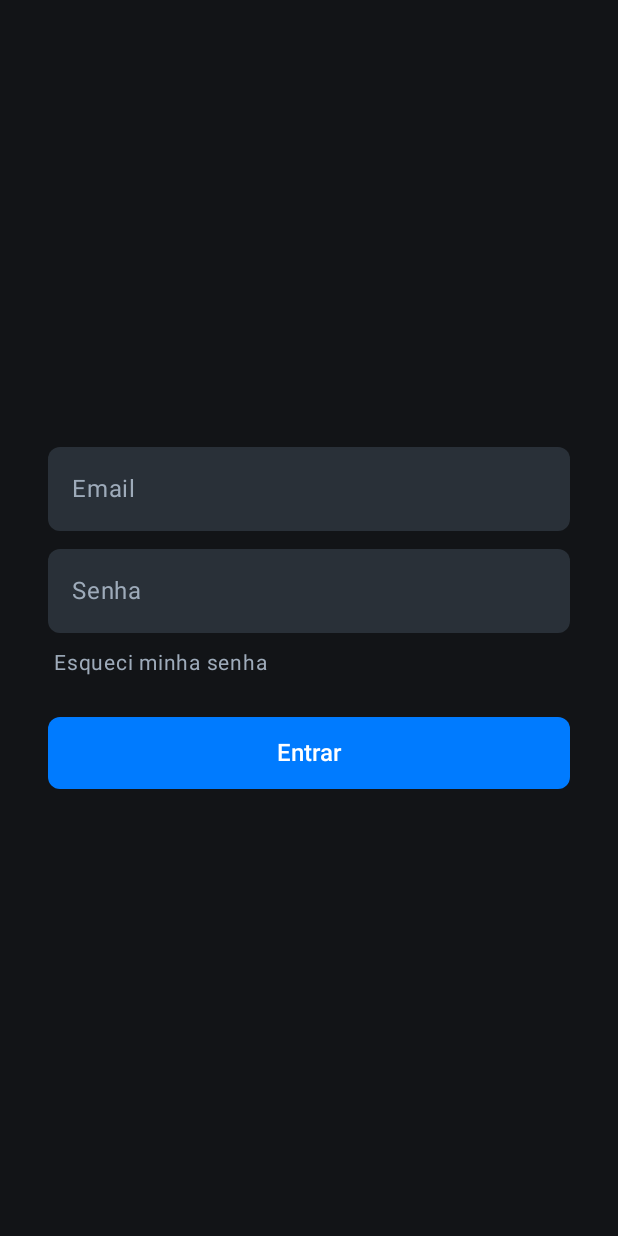
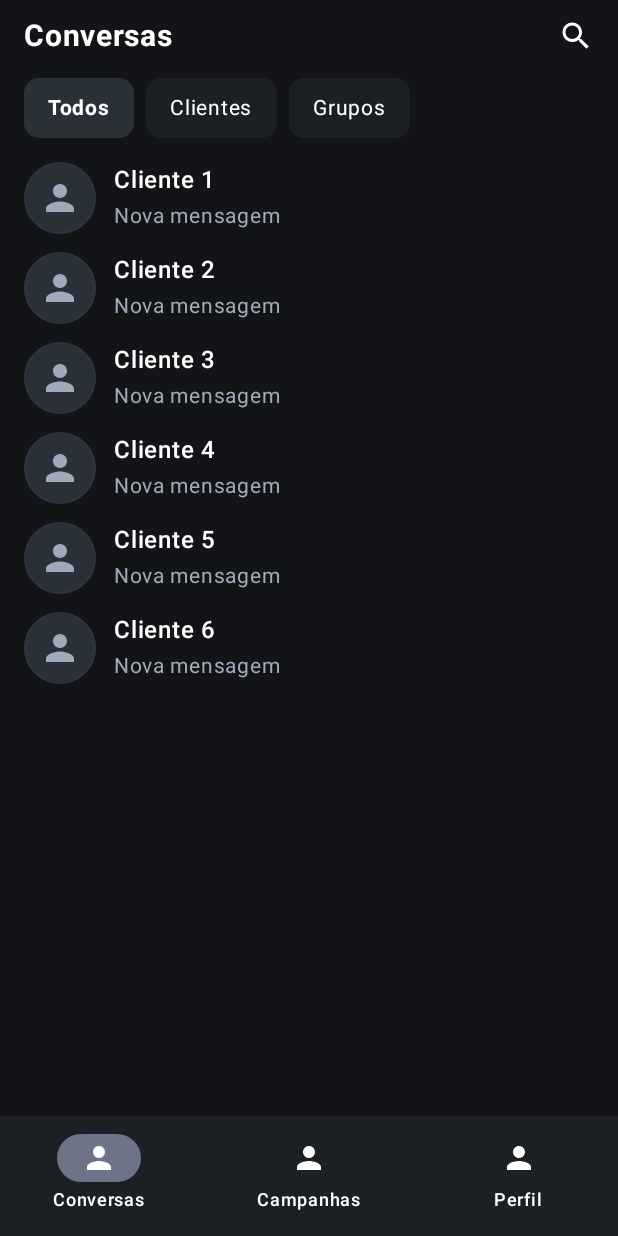
Before and after one commit to RaphaelSouzaFranco/WTC-Challenge, an Android app built with Jetpack Compose: the screen it shows after launch (MainActivity), after a tap on "Entrar", on a phone screen of 412 x 824 dp. Run offline under Robolectric (Android 15) with nearby library versions, the phone set to English and light mode, and no system bars.

Commit message:
Feature:MessagesScreen e Componentização

```diff
--- a/app/src/main/java/com/example/wtcchallenge/MainActivity.kt
+++ b/app/src/main/java/com/example/wtcchallenge/MainActivity.kt
@@ -16,6 +16,7 @@ import androidx.navigation.compose.NavHost
 import androidx.navigation.compose.composable
 import androidx.navigation.compose.rememberNavController
 import com.example.wtcchallenge.composables.LoginScreen
+import com.example.wtcchallenge.composables.MessagesScreen
 import com.example.wtcchallenge.composables.Screen
 import com.example.wtcchallenge.ui.theme.WTCChallengeTheme
 
@@ -42,8 +43,11 @@ fun WTCApp(modifier: Modifier = Modifier) {
     NavHost(navController= nav, startDestination = Screen.Login.route,modifier=modifier) {
         composable(Screen.Login.route){
             LoginScreen(
-                onLogin = {nav.navigate(Screen.Profile.route)}
+                onLogin = {nav.navigate(Screen.Messages.route)}
             )
+        }
+        composable(Screen.Messages.route){
+            MessagesScreen(navController = nav)
         }
     }
 
--- /dev/null
+++ b/app/src/main/java/com/example/wtcchallenge/composables/BottomNavigationBar.kt
@@ -0,0 +1,57 @@
+package com.example.wtcchallenge.composables
+
+import androidx.compose.material.icons.Icons
+import androidx.compose.material.icons.filled.Person
+import androidx.compose.material3.Icon
+import androidx.compose.material3.NavigationBar
+import androidx.compose.material3.NavigationBarItem
+import androidx.compose.material3.Text
+import androidx.compose.runtime.Composable
+import androidx.compose.ui.graphics.Color
+import androidx.navigation.NavController
+
+@Composable
+fun BottomNavigationBar(navController: NavController, currentRoute: String) {
+    NavigationBar(
+        containerColor = Color(0xFF1C1F24)
+    ) {
+        NavigationBarItem(
+            selected = currentRoute == Screen.Messages.route,
+            onClick = { navController.navigate(Screen.Messages.route) },
+            icon = {
+                Icon(
+                    imageVector = Icons.Default.Person, // Substituir por ícone de "chat"
+                    contentDescription = "Conversas",
+                    tint = Color.White
+                )
+            },
+            label = { Text("Conversas", color = Color.White) }
+        )
+
+        NavigationBarItem(
+            selected = currentRoute == Screen.Campaign.route,
+            onClick = { navController.navigate(Screen.Campaign.route) },
+            icon = {
+                Icon(
+                    imageVector = Icons.Default.Person, // Placeholder
+                    contentDescription = "Campanhas",
+                    tint = Color.White
+                )
+            },
+            label = { Text("Campanhas", color = Color.White) }
+        )
+
+        NavigationBarItem(
+            selected = currentRoute == Screen.Profile.route,
+            onClick = { navController.navigate(Screen.Profile.route) },
+            icon = {
+                Icon(
+                    imageVector = Icons.Default.Person,
+                    contentDescription = "Perfil",
+                    tint = Color.White
+                )
+            },
+            label = { Text("Perfil", color = Color.White) }
+        )
+    }
+}
--- /dev/null
+++ b/app/src/main/java/com/example/wtcchallenge/composables/ConversationItem.kt
@@ -0,0 +1,68 @@
+package com.example.wtcchallenge.composables
+
+import androidx.compose.foundation.background
+import androidx.compose.foundation.border
+import androidx.compose.foundation.clickable
+import androidx.compose.foundation.layout.Box
+import androidx.compose.foundation.layout.Column
+import androidx.compose.foundation.layout.Row
+import androidx.compose.foundation.layout.Spacer
+import androidx.compose.foundation.layout.fillMaxWidth
+import androidx.compose.foundation.layout.size
+import androidx.compose.foundation.layout.width
+import androidx.compose.foundation.shape.CircleShape
+import androidx.compose.material.icons.Icons
+import androidx.compose.material.icons.filled.Person
+import androidx.compose.material3.Icon
+import androidx.compose.material3.Text
+import androidx.compose.runtime.Composable
+import androidx.compose.ui.Alignment
+import androidx.compose.ui.Modifier
+import androidx.compose.ui.draw.clip
+import androidx.compose.ui.graphics.Color
+import androidx.compose.ui.text.font.FontWeight
+import androidx.compose.ui.unit.dp
+import androidx.compose.ui.unit.sp
+
+@Composable
+fun ConversationItem(name: String) {
+    Row(
+        modifier = Modifier
+            .fillMaxWidth()
+            .clickable { /* ação futura */ },
+        verticalAlignment = Alignment.CenterVertically
+    ) {
+        // Placeholder circular para imagem do cliente
+        Box(
+            modifier = Modifier
+                .size(48.dp)
+                .clip(CircleShape)
+                .background(Color(0xFF293038))
+                .border(1.dp, Color(0xFF2F3540), CircleShape),
+            contentAlignment = Alignment.Center
+        ) {
+            Icon(
+                imageVector = Icons.Default.Person,
+                contentDescription = "Avatar",
+                tint = Color(0xFF9EABBA),
+                modifier = Modifier.size(28.dp)
+            )
+        }
+
+        Spacer(modifier = Modifier.width(12.dp))
+
+        Column {
+            Text(
+                text = name,
+                color = Color.White,
+                fontWeight = FontWeight.SemiBold,
+                fontSize = 16.sp
+            )
+            Text(
+                text = "Nova mensagem",
+                color = Color(0xFF9EABBA),
+                fontSize = 14.sp
+            )
+        }
+    }
+}
--- /dev/null
+++ b/app/src/main/java/com/example/wtcchallenge/composables/MessagesScreen.kt
@@ -0,0 +1,118 @@
+package com.example.wtcchallenge.composables
+
+import androidx.compose.foundation.background
+import androidx.compose.foundation.border
+import androidx.compose.foundation.clickable
+import androidx.compose.foundation.layout.*
+import androidx.compose.foundation.lazy.LazyColumn
+import androidx.compose.foundation.lazy.items
+import androidx.compose.foundation.shape.CircleShape
+import androidx.compose.foundation.shape.RoundedCornerShape
+import androidx.compose.material.icons.Icons
+import androidx.compose.material.icons.filled.Person
+import androidx.compose.material.icons.filled.Search
+import androidx.compose.material3.*
+import androidx.compose.runtime.*
+import androidx.compose.ui.Alignment
+import androidx.compose.ui.Modifier
+import androidx.compose.ui.draw.clip
+import androidx.compose.ui.graphics.Color
+import androidx.compose.ui.text.font.FontWeight
+import androidx.compose.ui.text.input.TextFieldValue
+import androidx.compose.ui.unit.dp
+import androidx.compose.ui.unit.sp
+import androidx.compose.ui.tooling.preview.Preview
+import androidx.navigation.NavController
+import androidx.navigation.compose.rememberNavController
+import com.example.wtcchallenge.ui.theme.WTCChallengeTheme
+
+@Composable
+fun MessagesScreen(navController: NavController) {
+    var selectedFilter by remember { mutableStateOf("Todos") }
+    var searchQuery by remember { mutableStateOf(TextFieldValue("")) }
+
+    val clientes = listOf(
+        "Cliente 1", "Cliente 2", "Cliente 3", "Cliente 4", "Cliente 5", "Cliente 6"
+    )
+
+    val filteredList = clientes.filter {
+        it.contains(searchQuery.text, ignoreCase = true)
+    }
+
+    Scaffold(
+        containerColor = Color(0xFF121417),
+        bottomBar = {
+            BottomNavigationBar(
+                navController = navController,
+                currentRoute = Screen.Messages.route
+            )
+        }
+    ) { innerPadding ->
+        Column(
+            modifier = Modifier
+                .fillMaxSize()
+                .padding(innerPadding)
+                .padding(horizontal = 16.dp)
+        ) {
+            Spacer(modifier = Modifier.height(12.dp))
+
+            Row(
+                modifier = Modifier.fillMaxWidth(),
+                verticalAlignment = Alignment.CenterVertically,
+                horizontalArrangement = Arrangement.SpaceBetween
+            ) {
+                Text(
+                    text = "Conversas",
+                    color = Color.White,
+                    fontSize = 20.sp,
+                    fontWeight = FontWeight.Bold
+                )
+                Icon(
+                    imageVector = Icons.Default.Search,
+                    contentDescription = "Buscar",
+                    tint = Color.White,
+                    modifier = Modifier
+                        .size(24.dp)
+                        .clickable { /* ação futura */ }
+                )
+            }
+
+            Spacer(modifier = Modifier.height(16.dp))
+
+            Row(
+                horizontalArrangement = Arrangement.spacedBy(8.dp),
+                modifier = Modifier.fillMaxWidth()
+            ) {
+                SelectableButton("Todos", selectedFilter) { selectedFilter = "Todos" }
+                SelectableButton("Clientes", selectedFilter) { selectedFilter = "Clientes" }
+                SelectableButton("Grupos", selectedFilter) { selectedFilter = "Grupos" }
+            }
+
+            Spacer(modifier = Modifier.height(16.dp))
+
+            LazyColumn(
+                verticalArrangement = Arrangement.spacedBy(12.dp),
+                modifier = Modifier.fillMaxSize()
+            ) {
+                items(filteredList) { nome ->
+                    ConversationItem(nome)
+                }
+            }
+        }
+    }
+}
+
+
+
+
+
+
+
+@Preview(showBackground = true)
+@Composable
+fun MessagesScreenPreview() {
+    WTCChallengeTheme {
+        val navController = rememberNavController()
+        MessagesScreen(navController = navController)
+    }
+}
--- /dev/null
+++ b/app/src/main/java/com/example/wtcchallenge/composables/SelectableButton.kt
@@ -0,0 +1,34 @@
+package com.example.wtcchallenge.composables
+
+import androidx.compose.foundation.background
+import androidx.compose.foundation.clickable
+import androidx.compose.foundation.layout.Box
+import androidx.compose.foundation.layout.padding
+import androidx.compose.foundation.shape.RoundedCornerShape
+import androidx.compose.material3.Text
+import androidx.compose.runtime.Composable
+import androidx.compose.ui.Modifier
+import androidx.compose.ui.draw.clip
+import androidx.compose.ui.graphics.Color
+import androidx.compose.ui.text.font.FontWeight
+import androidx.compose.ui.unit.dp
+import androidx.compose.ui.unit.sp
+
+@Composable
+fun SelectableButton(text: String, selected: String, onClick: () -> Unit) {
+    val isSelected = selected == text
+    Box(
+        modifier = Modifier
+            .clip(RoundedCornerShape(10.dp))
+            .background(if (isSelected) Color(0xFF293038) else Color(0xFF1C1F24))
+            .clickable { onClick() }
+            .padding(horizontal = 16.dp, vertical = 8.dp)
+    ) {
+        Text(
+            text = text,
+            color = Color.White,
+            fontSize = 14.sp,
+            fontWeight = if (isSelected) FontWeight.Bold else FontWeight.Normal
+        )
+    }
+}
```
